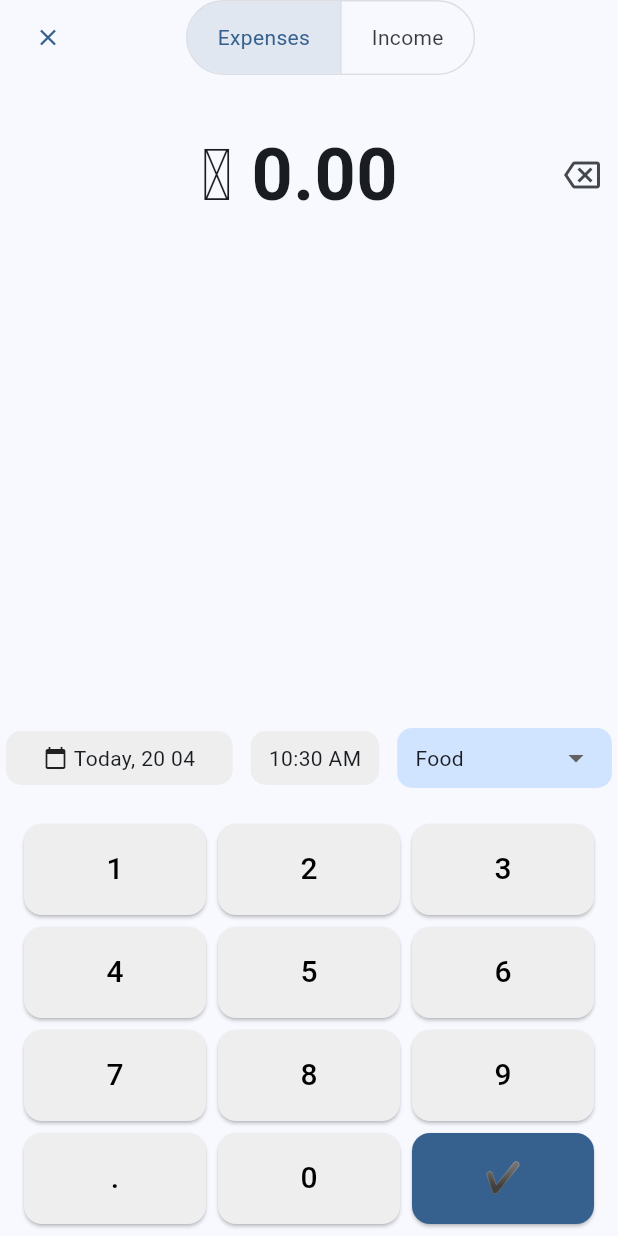
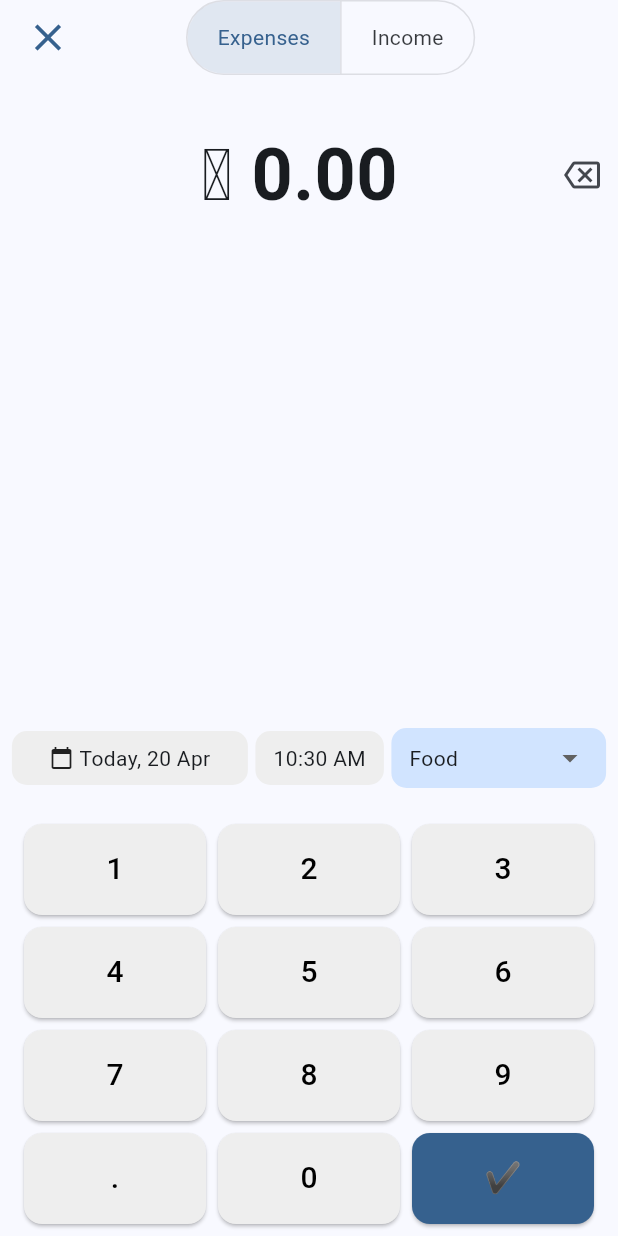
Before and after one commit to daniyar104/cash-mobile, a Flutter app: the ExpenseInputScreen screen opened directly with empty values, on a phone screen of 412 x 824 dp. Run offline on Flutter 3.47's test engine with Material 3 defaults, Android fonts, the phone set to English and light mode, and no system bars; our stand-ins replace flutter_localization, image_picker, sembast, shared_preferences, sqflite, syncfusion_flutter_charts; accounts and stored records are empty.

Commit message:
(fix): Fix view data and time in input transaction screen

```diff
--- a/lib/localization/locales.dart
+++ b/lib/localization/locales.dart
@@ -51,6 +51,16 @@ mixin LocalData {
   static const String afternoon = "afternoon";
   static const String evening = "evening";
   static const String night = "night";
+
+  //Days
+  static const String today = "Today";
+  static const String monday = "Monday";
+  static const String tuesday = "Tuesday";
+  static const String wednesday = "Wednesday";
+  static const String thursday = "Thursday";
+  static const String friday = "Friday";
+  static const String saturday = "Saturday";
+  static const String sunday = "Sunday";
 
 
   // Categories
@@ -146,6 +156,17 @@ mixin LocalData {
       insurance: 'Insurance',
       other: 'Other',
 
+      // Days
+      today: "Today",
+      monday: 'Monday',
+      tuesday: 'Tuesday',
+      wednesday: 'Wednesday',
+      thursday: 'Thursday',
+      friday: 'Friday',
+      saturday: 'Saturday',
+      sunday: 'Sunday',
+
+
   };
 
   static const Map<String, dynamic> RU = {
@@ -218,6 +239,24 @@ mixin LocalData {
     pets: "Животные",
     insurance: "Страхование",
     other: "Другое",
+
+    // Days
+    today: "Сегодня",
+    // monday: "Понедельник",
+    // tuesday: "Вторник",
+    // wednesday: "Среда",
+    // thursday: "Четверг",
+    // friday: "Пятница",
+    // saturday: "Суббота",
+    // sunday: "Воскресенье",
+
+    monday: "ПН",
+    tuesday: "ВТ",
+    wednesday: "СР",
+    thursday: "ЧТ",
+    friday: "ПТ",
+    saturday: "СБ",
+    sunday: "ВСК",
   };
 
   static String getTranslatedCategory(BuildContext context, String? key) {
--- a/lib/screens/TransactionsListPage.dart
+++ b/lib/screens/TransactionsListPage.dart
@@ -1,6 +1,5 @@
 import 'dart:io';
 import 'package:flutter/material.dart';
-import 'package:image_picker/image_picker.dart';
 import 'package:shared_preferences/shared_preferences.dart';
 import 'package:untitled1/widgets/AccountSummaryWidget.dart';
 import 'package:untitled1/widgets/RecentTransactionsWidget.dart';
@@ -21,7 +20,6 @@ class TransactionsListPage extends StatefulWidget {
 class _TransactionsListPageState extends State<TransactionsListPage> {
   final AppDatabaseHelper _dbHelper = getDatabaseHelper();
   File? _avatarImage;
-  final ImagePicker _picker = ImagePicker();
   String? _avatarPath;
 
   @override
--- a/lib/screens/TranscationInput/date_time_category_row.dart
+++ b/lib/screens/TranscationInput/date_time_category_row.dart
@@ -1,6 +1,11 @@
 import 'package:flutter/material.dart';
+import 'package:flutter_localization/flutter_localization.dart';
+import 'package:intl/intl.dart';
+
+import '../../localization/locales.dart';
 
 class DateTimeCategoryRow extends StatelessWidget {
+  final DateTime selectedDate;
   final String date;
   final String time;
   final List<String> categories;
@@ -9,8 +14,90 @@ class DateTimeCategoryRow extends StatelessWidget {
   final VoidCallback onSelectTime;
   final Function(String?) onCategoryChanged;
 
-  const DateTimeCategoryRow({super.key, required this.date, required this.time, required this.categories, required this.selectedCategory, required this.onSelectDate, required this.onSelectTime, required this.onCategoryChanged});
+  const DateTimeCategoryRow({super.key, required this.date, required this.time, required this.categories, required this.selectedCategory, required this.onSelectDate, required this.onSelectTime, required this.onCategoryChanged, required this.selectedDate});
+  String _getLocalizedCategoryName(String key, BuildContext context) {
+    switch (key) {
+      case 'Food':
+        return LocalData.food.getString(context);
+      case 'Transportation':
+        return LocalData.transportation.getString(context);
+      case 'Entertainment':
+        return LocalData.entertainment.getString(context);
+      case 'Shopping':
+        return LocalData.shopping.getString(context);
+      case 'Other':
+        return LocalData.other.getString(context);
+      case 'Health':
+        return LocalData.health.getString(context);
+      case 'Bills':
+        return LocalData.bills.getString(context);
+      case 'Utilities':
+        return LocalData.utilities.getString(context);
+      case 'Salary':
+        return LocalData.salary.getString(context);
+      case 'Investment':
+        return LocalData.investment.getString(context);
+      case 'Education':
+        return LocalData.education.getString(context);
+      case 'Travel':
+        return LocalData.travel.getString(context);
+      case 'Groceries':
+        return LocalData.groceries.getString(context);
+      case 'Housing':
+        return LocalData.housing.getString(context);
+      case 'Leisure':
+        return LocalData.leisure.getString(context);
+      case 'Gifts':
+        return LocalData.gifts.getString(context);
+      case 'Donations':
+        return LocalData.donations.getString(context);
+      case 'Subscriptions':
+        return LocalData.subscriptions.getString(context);
+      case 'Pets':
+        return LocalData.pets.getString(context);
+      case 'Insurance':
+        return LocalData.insurance.getString(context);
+      default:
+        return key;
+    }
+  }
 
+  String _getLocalizedDayOfWeek(DateTime date, BuildContext context) {
+    switch (date.weekday) {
+      case 1:
+        return LocalData.monday.getString(context);
+      case 2:
+        return LocalData.tuesday.getString(context);
+      case 3:
+        return LocalData.wednesday.getString(context);
+      case 4:
+        return LocalData.thursday.getString(context);
+      case 5:
+        return LocalData.friday.getString(context);
+      case 6:
+        return LocalData.saturday.getString(context);
+      case 7:
+        return LocalData.sunday.getString(context);
+      default:
+        return '';
+    }
+  }
+
+  String _formatDateDisplay(BuildContext context) {
+    final now = DateTime.now();
+    final isToday = selectedDate.year == now.year &&
+        selectedDate.month == now.month &&
+        selectedDate.day == now.day;
+
+    final formattedDate = DateFormat('d MMM').format(selectedDate);
+
+    if (isToday) {
+      return '${LocalData.today.getString(context)}, $formattedDate'; // Только дата, например "20 Apr"
+    } else {
+      final dayOfWeek = _getLocalizedDayOfWeek(selectedDate, context);
+      return '$dayOfWeek, $formattedDate'; // Например, "Пятница, 19 Apr"
+    }
+  }
   @override
   Widget build(BuildContext context) {
     return Row(
@@ -28,12 +115,12 @@ class DateTimeCategoryRow extends StatelessWidget {
               children: [
                 const Icon(Icons.calendar_today, size: 16),
                 const SizedBox(width: 4),
-                Text('Today, $date'),
+                Text(_formatDateDisplay(context)),
               ],
             ),
           ),
         ),
-        const SizedBox(width: 12),
+        const SizedBox(width: 5),
         GestureDetector(
           onTap: onSelectTime,
           child: Container(
@@ -45,7 +132,7 @@ class DateTimeCategoryRow extends StatelessWidget {
             child: Text(time),
           ),
         ),
-        const SizedBox(width: 12),
+        const SizedBox(width: 5),
         Container(
           padding: const EdgeInsets.symmetric(horizontal: 12, vertical: 8),
           decoration: BoxDecoration(
@@ -58,7 +145,7 @@ class DateTimeCategoryRow extends StatelessWidget {
             onChanged: onCategoryChanged,
             items: categories.map((value) => DropdownMenuItem<String>(
               value: value,
-              child: Text(value),
+              child: Text(_getLocalizedCategoryName(value, context)),
             )).toList(),
             underline: const SizedBox(),
             isDense: true,
--- a/lib/screens/TranscationInput/top_bar_switcher.dart
+++ b/lib/screens/TranscationInput/top_bar_switcher.dart
@@ -15,7 +15,7 @@ class TopBarSwitcher extends StatelessWidget {
           alignment: Alignment.centerRight,
           child: TextButton(
             onPressed: () => Navigator.pop(context),
-            child: const Icon(Icons.close),
+            child: const Icon(Icons.close, size: 30),
           ),
         ),
         const SizedBox(width: 60),
```
Also changed, not shown: lib/screens/ExpenseInputScreen.dart (+46 -4 lines).
